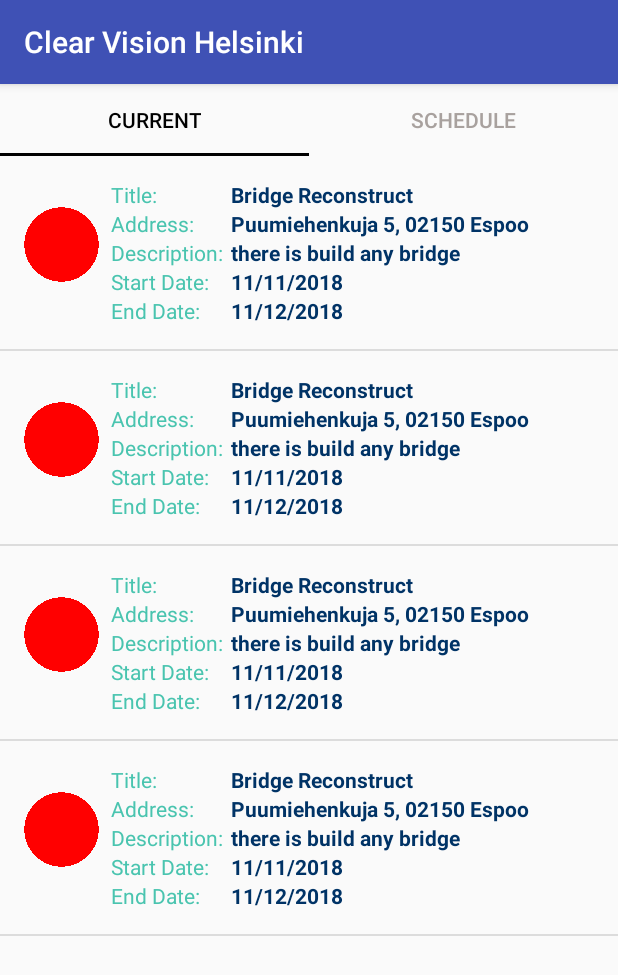
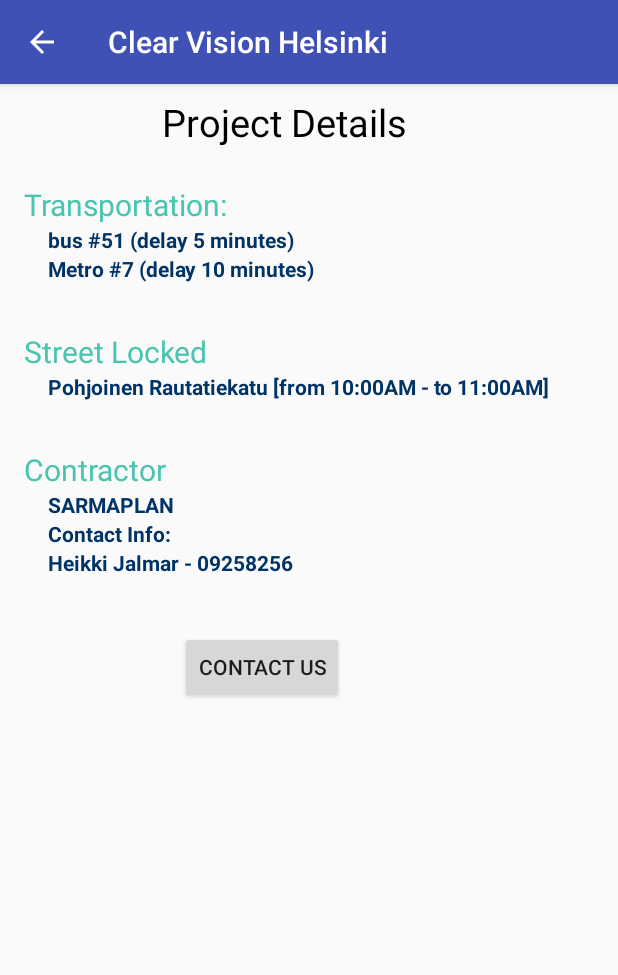
Before and after one commit to AhmadTawila/CVH-android, an Android app: the screen it shows after launch (MainActivity before the commit, project_details after it), after a tap on "Title:", on a phone screen of 412 x 824 dp. Shown: the top 975 px of the screen. Run offline under Robolectric (Android 15) with nearby library versions, the phone set to English and light mode, and no system bars.

Commit message:
add project details screen

```diff
--- a/app/src/main/AndroidManifest.xml
+++ b/app/src/main/AndroidManifest.xml
@@ -16,6 +16,12 @@
                 <category android:name="android.intent.category.LAUNCHER" />
             </intent-filter>
         </activity>
+        <activity android:name=".project_details"
+            android:parentActivityName=".MainActivity">
+            <meta-data
+                android:name="android.support.PARENT_ACTIVITY"
+                android:value=".MainActivity" />
+        </activity>
     </application>
 
 </manifest>
--- a/app/src/main/java/com/example/android/cleanvision/CurrentFragment.java
+++ b/app/src/main/java/com/example/android/cleanvision/CurrentFragment.java
@@ -1,6 +1,7 @@
 package com.example.android.cleanvision;
 
 
+import android.content.Intent;
 import android.os.Bundle;
 import android.support.v4.app.Fragment;
 import android.view.LayoutInflater;
@@ -44,6 +45,8 @@ public class CurrentFragment extends Fragment {
             @Override
             public void onItemClick(AdapterView<?> parent, View view, int position, long id) {
                 //Toast.makeText(this, "List item Clicked", Toast.LENGTH_SHORT).show();
+                Intent myIntent = new Intent(getActivity(), project_details.class);
+                CurrentFragment.this.startActivity(myIntent);
             }
         });
         return rootView;
--- a/app/src/main/java/com/example/android/cleanvision/ScheduleFragment.java
+++ b/app/src/main/java/com/example/android/cleanvision/ScheduleFragment.java
@@ -1,6 +1,7 @@
 package com.example.android.cleanvision;
 
 
+import android.content.Intent;
 import android.os.Bundle;
 import android.support.v4.app.Fragment;
 import android.view.LayoutInflater;
@@ -44,6 +45,8 @@ public class ScheduleFragment extends Fragment {
             @Override
             public void onItemClick(AdapterView<?> parent, View view, int position, long id) {
                 //Toast.makeText(this, "List item Clicked", Toast.LENGTH_SHORT).show();
+                Intent myIntent = new Intent(getActivity(), project_details.class);
+                ScheduleFragment.this.startActivity(myIntent);
             }
         });
         return rootView;
--- /dev/null
+++ b/app/src/main/java/com/example/android/cleanvision/project_details.java
@@ -0,0 +1,13 @@
+package com.example.android.cleanvision;
+
+import android.support.v7.app.AppCompatActivity;
+import android.os.Bundle;
+
+public class project_details extends AppCompatActivity {
+
+    @Override
+    protected void onCreate(Bundle savedInstanceState) {
+        super.onCreate(savedInstanceState);
+        setContentView(R.layout.project_details1);
+    }
+}
--- a/app/src/main/res/layout/activity_main.xml
+++ b/app/src/main/res/layout/activity_main.xml
@@ -17,5 +17,13 @@
         android:layout_width="match_parent"
         android:layout_height="match_parent"/>
 
+    <android.support.design.widget.FloatingActionButton
+        android:id="@+id/fab"
+        android:layout_width="wrap_content"
+        android:layout_height="wrap_content"
+        android:layout_alignParentBottom="true"
+        android:layout_alignParentRight="true"
+        android:layout_margin="@dimen/fab_margin"
+        android:src="@drawable/ic_add_product"/>
 
 </LinearLayout>
--- /dev/null
+++ b/app/src/main/res/layout/project_details1.xml
@@ -0,0 +1,117 @@
+<?xml version="1.0" encoding="utf-8"?>
+<LinearLayout xmlns:android="http://schemas.android.com/apk/res/android"
+    xmlns:app="http://schemas.android.com/apk/res-auto"
+    xmlns:tools="http://schemas.android.com/tools"
+    android:layout_width="match_parent"
+    android:layout_height="match_parent"
+    android:orientation="vertical">
+
+    <LinearLayout
+        android:layout_width="match_parent"
+        android:layout_height="wrap_content"
+        android:orientation="horizontal"
+        android:padding="8dp">
+
+        <TextView
+            android:layout_width="wrap_content"
+            android:layout_height="wrap_content"
+            android:text="Project Details"
+            android:textSize="25dp"
+            android:textColor="#000"
+            android:paddingLeft="100dp" />
+    </LinearLayout>
+
+    <LinearLayout
+        android:layout_width="match_parent"
+        android:layout_height="wrap_content"
+        android:orientation="vertical"
+        android:padding="16dp">
+
+        <TextView
+            android:layout_width="wrap_content"
+            android:layout_height="wrap_content"
+            android:text="Transportation: "
+            android:textSize="20dp"
+            android:textColor="#49c4af" />
+
+        <TextView
+            android:layout_width="wrap_content"
+            android:layout_height="wrap_content"
+            android:text="bus #51 (delay 5 minutes)"
+            android:textColor="#003366"
+            android:textStyle="bold"
+            android:layout_marginLeft="16dp"/>
+        <TextView
+            android:layout_width="wrap_content"
+            android:layout_height="wrap_content"
+            android:text="Metro #7 (delay 10 minutes)"
+            android:textColor="#003366"
+            android:textStyle="bold"
+            android:layout_marginLeft="16dp"/>
+    </LinearLayout>
+    <LinearLayout
+        android:layout_width="match_parent"
+        android:layout_height="wrap_content"
+        android:orientation="vertical"
+        android:padding="16dp">
+
+        <TextView
+            android:layout_width="wrap_content"
+            android:layout_height="wrap_content"
+            android:text="Street Locked"
+            android:textSize="20dp"
+            android:textColor="#49c4af" />
+
+        <TextView
+            android:layout_width="wrap_content"
+            android:layout_height="wrap_content"
+            android:text="Pohjoinen Rautatiekatu [from 10:00AM - to 11:00AM]"
+            android:textColor="#003366"
+            android:textStyle="bold"
+            android:layout_marginLeft="16dp"/>
+    </LinearLayout>
+    <LinearLayout
+        android:layout_width="match_parent"
+        android:layout_height="wrap_content"
+        android:orientation="vertical"
+        android:padding="16dp">
+
+        <TextView
+            android:layout_width="wrap_content"
+            android:layout_height="wrap_content"
+            android:text="Contractor"
+            android:textSize="20dp"
+            android:textColor="#49c4af" />
+
+        <TextView
+            android:layout_width="wrap_content"
+            android:layout_height="wrap_content"
+            android:text="SARMAPLAN"
+            android:textColor="#003366"
+            android:textStyle="bold"
+            android:layout_marginLeft="16dp"/>
+
+        <TextView
+            android:layout_width="wrap_content"
+            android:layout_height="wrap_content"
+            android:text="Contact Info: "
+            android:textColor="#003366"
+            android:textStyle="bold"
+            android:layout_marginLeft="16dp"/>
+        <TextView
+            android:layout_width="wrap_content"
+            android:layout_height="wrap_content"
+            android:text="Heikki Jalmar - 09258256 "
+            android:textColor="#003366"
+            android:textStyle="bold"
+            android:layout_marginLeft="16dp"/>
+
+    </LinearLayout>
+
+    <Button
+        android:layout_width="wrap_content"
+        android:layout_height="wrap_content"
+        android:text="Contact us"
+        android:layout_marginLeft="120dp"
+        android:layout_marginTop="20dp"/>
+</LinearLayout>
--- /dev/null
+++ b/app/src/main/res/values/dimens.xml
@@ -0,0 +1,18 @@
+<!-- Copyright (C) 2016 The Android Open Source Project
+     Licensed under the Apache License, Version 2.0 (the "License");
+     you may not use this file except in compliance with the License.
+     You may obtain a copy of the License at
+          http://www.apache.org/licenses/LICENSE-2.0
+     Unless required by applicable law or agreed to in writing, software
+     distributed under the License is distributed on an "AS IS" BASIS,
+     WITHOUT WARRANTIES OR CONDITIONS OF ANY KIND, either express or implied.
+     See the License for the specific language governing permissions and
+     limitations under the License.
+-->
+<resources>
+    <!-- Margin around the floating action button in CatalogActivity -->
+    <dimen name="fab_margin">16dp</dimen>
+
+    <!-- Common margin value used throughout the app -->
+    <dimen name="activity_margin">16dp</dimen>
+</resources>
--- a/app/src/main/res/values/strings.xml
+++ b/app/src/main/res/values/strings.xml
@@ -15,4 +15,6 @@
     <string name="txt_address">Puumiehenkuja 5, 02150 Espoo</string>
     <string name="txt_title_address">Address:</string>
     <string name="txt_title">Bridge Reconstruct</string>
+
+    <string name="category_overview"></string>
 </resources>
--- a/app/src/main/res/values/styles.xml
+++ b/app/src/main/res/values/styles.xml
@@ -18,4 +18,6 @@
     <style name="CategoryTabTextAppearance" parent="TextAppearance.Design.Tab">
         <item name="android:textColor">#A8A19E</item>
     </style>
+
+
 </resources>
```
Also changed, not shown: app/build.gradle (line endings or trailing spaces), app/src/main/res/drawable/ic_add_product.png (added).
